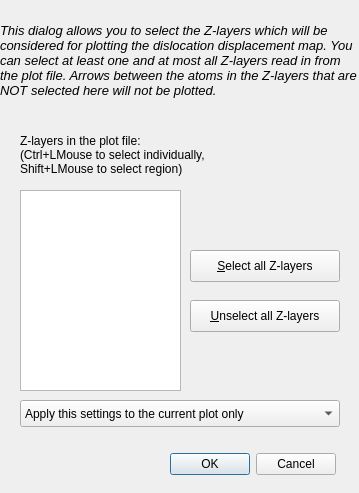
Old version of the form ui/dselectzlayers.ui in the repository dmt4/ddplot.
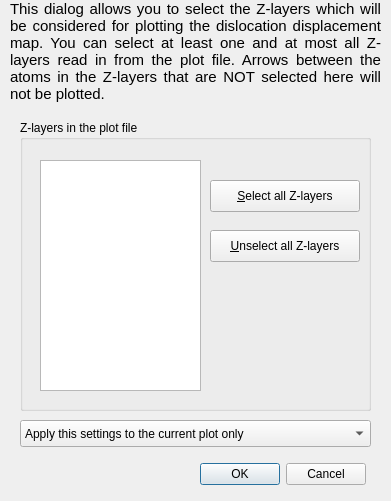
New version of the form.

What changed in the file:
```diff
--- a/ui/dselectzlayers.ui
+++ b/ui/dselectzlayers.ui
@@ -6,60 +6,19 @@
    <rect>
     <x>0</x>
     <y>0</y>
-    <width>359</width>
-    <height>493</height>
+    <width>391</width>
+    <height>501</height>
    </rect>
   </property>
   <property name="windowTitle">
    <string>Select Z-layers</string>
   </property>
-  <widget class="QPushButton" name="btSelAll">
-   <property name="geometry">
-    <rect>
-     <x>190</x>
-     <y>250</y>
-     <width>150</width>
-     <height>32</height>
-    </rect>
-   </property>
-   <property name="toolTip">
-    <string>selects all Z-layers in the block</string>
-   </property>
-   <property name="text">
-    <string>&amp;Select all Z-layers</string>
-   </property>
-   <property name="shortcut">
-    <string>Alt+S</string>
-   </property>
-   <property name="checkable">
-    <bool>false</bool>
-   </property>
-  </widget>
-  <widget class="QPushButton" name="btUnselAll">
-   <property name="geometry">
-    <rect>
-     <x>190</x>
-     <y>300</y>
-     <width>150</width>
-     <height>32</height>
-    </rect>
-   </property>
-   <property name="toolTip">
-    <string>unselects all Z-layers in the block</string>
-   </property>
-   <property name="text">
-    <string>&amp;Unselect all Z-layers</string>
-   </property>
-   <property name="shortcut">
-    <string>Alt+U</string>
-   </property>
-  </widget>
   <widget class="QLabel" name="textLabel7">
    <property name="geometry">
     <rect>
-     <x>0</x>
+     <x>10</x>
      <y>0</y>
-     <width>360</width>
+     <width>371</width>
      <height>121</height>
     </rect>
    </property>
@@ -67,14 +26,14 @@
     <string>&lt;!DOCTYPE HTML PUBLIC &quot;-//W3C//DTD HTML 4.0//EN&quot; &quot;http://www.w3.org/TR/REC-html40/strict.dtd&quot;&gt;
 &lt;html&gt;&lt;head&gt;&lt;meta name=&quot;qrichtext&quot; content=&quot;1&quot; /&gt;&lt;style type=&quot;text/css&quot;&gt;
 p, li { white-space: pre-wrap; }
-&lt;/style&gt;&lt;/head&gt;&lt;body style=&quot; font-family:'Sans'; font-size:10pt; font-weight:400; font-style:normal;&quot;&gt;
-&lt;p style=&quot; margin-top:0px; margin-bottom:0px; margin-left:0px; margin-right:0px; -qt-block-indent:0; text-indent:0px;&quot;&gt;&lt;span style=&quot; font-style:italic;&quot;&gt;This dialog allows you to select the Z-layers which will be considered for plotting the dislocation displacement map. You can select at least one and at most all Z-layers read in from the plot file. Arrows between the atoms in the Z-layers that are NOT selected here will not be plotted.&lt;/span&gt;&lt;/p&gt;&lt;/body&gt;&lt;/html&gt;</string>
+&lt;/style&gt;&lt;/head&gt;&lt;body style=&quot; font-family:'Ubuntu'; font-size:11pt; font-weight:400; font-style:normal;&quot;&gt;
+&lt;p align=&quot;justify&quot; style=&quot; margin-top:0px; margin-bottom:0px; margin-left:0px; margin-right:0px; -qt-block-indent:0; text-indent:0px;&quot;&gt;This dialog allows you to select the Z-layers which will be considered for plotting the dislocation displacement map. You can select at least one and at most all Z-layers read in from the plot file. Arrows between the atoms in the Z-layers that are NOT selected here will not be plotted.&lt;/p&gt;&lt;/body&gt;&lt;/html&gt;</string>
    </property>
    <property name="textFormat">
     <enum>Qt::RichText</enum>
    </property>
    <property name="alignment">
-    <set>Qt::AlignVCenter</set>
+    <set>Qt::AlignLeading|Qt::AlignLeft|Qt::AlignTop</set>
    </property>
    <property name="wordWrap">
     <bool>true</bool>
@@ -83,71 +42,11 @@
     <number>5</number>
    </property>
   </widget>
-  <widget class="QComboBox" name="applyHow">
-   <property name="geometry">
-    <rect>
-     <x>20</x>
-     <y>400</y>
-     <width>320</width>
-     <height>27</height>
-    </rect>
-   </property>
-   <item>
-    <property name="text">
-     <string>Apply this settings to the current plot only</string>
-    </property>
-   </item>
-   <item>
-    <property name="text">
-     <string>Apply this settings to all selected plots</string>
-    </property>
-   </item>
-  </widget>
-  <widget class="QLabel" name="textLabel8">
-   <property name="geometry">
-    <rect>
-     <x>20</x>
-     <y>130</y>
-     <width>241</width>
-     <height>50</height>
-    </rect>
-   </property>
-   <property name="frameShape">
-    <enum>QFrame::NoFrame</enum>
-   </property>
-   <property name="frameShadow">
-    <enum>QFrame::Plain</enum>
-   </property>
-   <property name="text">
-    <string>Z-layers in the plot file:
-(Ctrl+LMouse to select individually, 
-Shift+LMouse to select region)</string>
-   </property>
-   <property name="wordWrap">
-    <bool>false</bool>
-   </property>
-  </widget>
-  <widget class="QListWidget" name="zLayers">
-   <property name="geometry">
-    <rect>
-     <x>20</x>
-     <y>190</y>
-     <width>161</width>
-     <height>201</height>
-    </rect>
-   </property>
-   <property name="toolTip">
-    <string>list of all Z-layers in the current plot</string>
-   </property>
-   <property name="selectionMode">
-    <enum>QAbstractItemView::ContiguousSelection</enum>
-   </property>
-  </widget>
   <widget class="QDialogButtonBox" name="buttonBox">
    <property name="geometry">
     <rect>
-     <x>160</x>
-     <y>450</y>
+     <x>190</x>
+     <y>460</y>
      <width>176</width>
      <height>28</height>
     </rect>
@@ -156,6 +55,96 @@
     <set>QDialogButtonBox::Cancel|QDialogButtonBox::Ok</set>
    </property>
   </widget>
+  <widget class="QGroupBox" name="groupBox">
+   <property name="geometry">
+    <rect>
+     <x>20</x>
+     <y>120</y>
+     <width>351</width>
+     <height>291</height>
+    </rect>
+   </property>
+   <property name="title">
+    <string>Z-layers in the plot file</string>
+   </property>
+   <widget class="QListWidget" name="zLayers">
+    <property name="geometry">
+     <rect>
+      <x>20</x>
+      <y>40</y>
+      <width>161</width>
+      <height>231</height>
+     </rect>
+    </property>
+    <property name="toolTip">
+     <string>list of all Z-layers in the current plot</string>
+    </property>
+    <property name="selectionMode">
+     <enum>QAbstractItemView::ExtendedSelection</enum>
+    </property>
+   </widget>
+   <widget class="QPushButton" name="btSelAll">
+    <property name="geometry">
+     <rect>
+      <x>190</x>
+      <y>60</y>
+      <width>150</width>
+      <height>32</height>
+     </rect>
+    </property>
+    <property name="toolTip">
+     <string>selects all Z-layers in the block</string>
+    </property>
+    <property name="text">
+     <string>&amp;Select all Z-layers</string>
+    </property>
+    <property name="shortcut">
+     <string>Alt+S</string>
+    </property>
+    <property name="checkable">
+     <bool>false</bool>
+    </property>
+   </widget>
+   <widget class="QPushButton" name="btUnselAll">
+    <property name="geometry">
+     <rect>
+      <x>190</x>
+      <y>110</y>
+      <width>150</width>
+      <height>32</height>
+     </rect>
+    </property>
+    <property name="toolTip">
+     <string>unselects all Z-layers in the block</string>
+    </property>
+    <property name="text">
+     <string>&amp;Unselect all Z-layers</string>
+    </property>
+    <property name="shortcut">
+     <string>Alt+U</string>
+    </property>
+   </widget>
+  </widget>
+  <widget class="QComboBox" name="applyHow">
+   <property name="geometry">
+    <rect>
+     <x>20</x>
+     <y>420</y>
+     <width>351</width>
+     <height>27</height>
+    </rect>
+   </property>
+   <item>
+    <property name="text">
+     <string>Apply this settings to the current plot only</string>
+    </property>
+   </item>
+   <item>
+    <property name="text">
+     <string>Apply this settings to all selected plots</string>
+    </property>
+   </item>
+  </widget>
  </widget>
  <layoutdefault spacing="6" margin="11"/>
  <pixmapfunction>qPixmapFromMimeSource</pixmapfunction>
```
